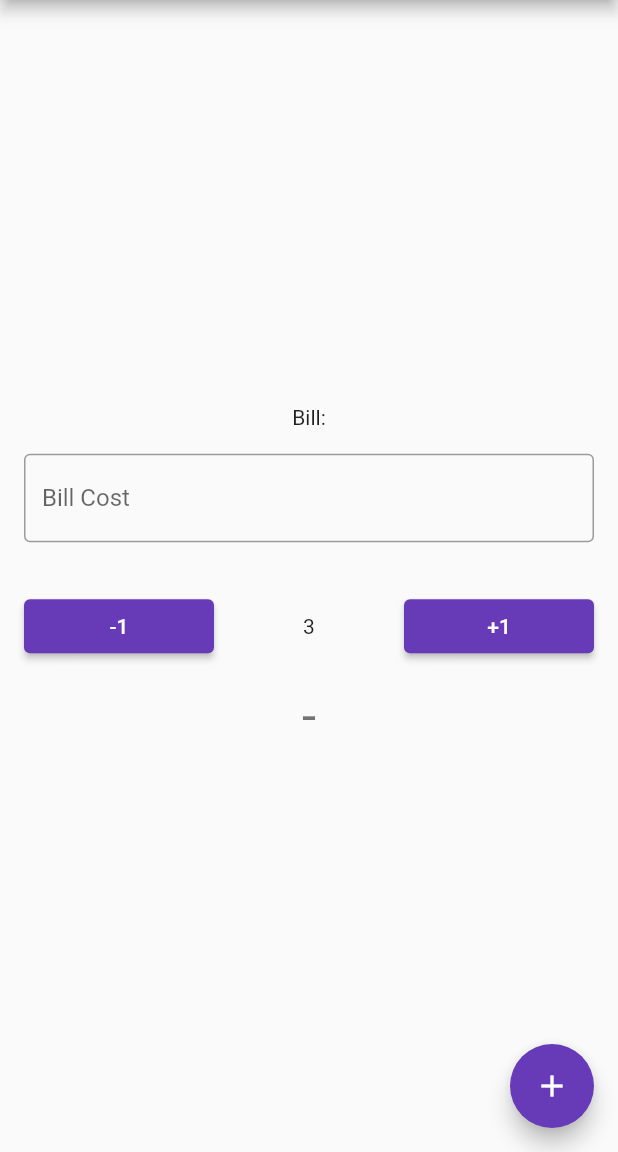
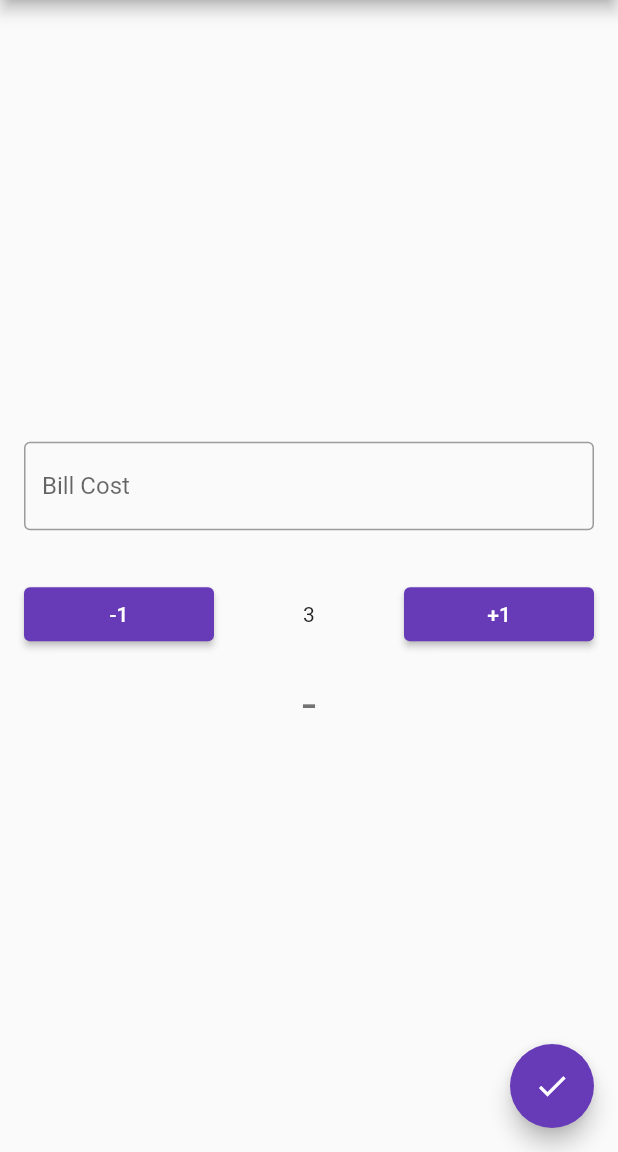
Before and after one commit to Sharifsa32/split_the_bill, a Flutter app: the screen it shows after launch, on a phone screen of 412 x 824 dp, the part 84-1236 px from its top. Run offline on Flutter 3.47's test engine with Material 2 defaults, Android fonts, the phone set to English and light mode, and no system bars.

Commit message:
added icons

```diff
--- a/lib/main.dart
+++ b/lib/main.dart
@@ -75,9 +75,6 @@ class _MyHomePageState extends State<MyHomePage> {
         child: Column(
           mainAxisAlignment: MainAxisAlignment.center,
           children: <Widget>[
-            const Text(
-              'Bill:',
-            ),
             Padding(
               padding: const EdgeInsets.all(16.0),
               child: TextField(
@@ -128,7 +125,7 @@ class _MyHomePageState extends State<MyHomePage> {
       floatingActionButton: FloatingActionButton(
         onPressed: _incrementCounter,
         tooltip: 'Increment',
-        child: const Icon(Icons.add),
+        child: const Icon(Icons.check),
       ), // This trailing comma makes auto-formatting nicer for build methods.
     );
   }
```
Also changed, not shown: 5 other files.
